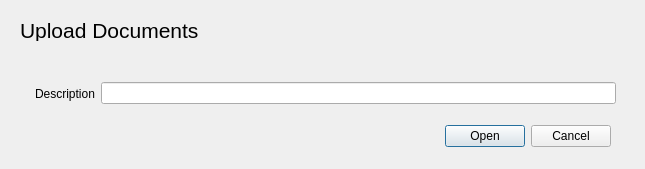
Above: MyCovidRecord/uploadfile.ui from gagabon501/cs106-2 before the change. Below: the same form after it.
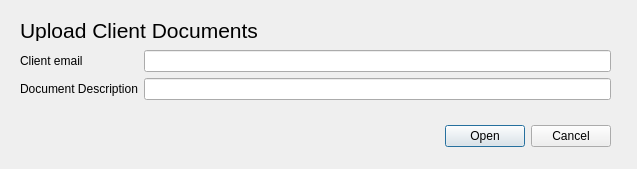
That is the form after the change.

Patch:
```diff
--- a/MyCovidRecord/uploadfile.ui
+++ b/MyCovidRecord/uploadfile.ui
@@ -6,7 +6,7 @@
    <rect>
     <x>0</x>
     <y>0</y>
-    <width>645</width>
+    <width>637</width>
     <height>169</height>
    </rect>
   </property>
@@ -44,27 +44,37 @@
     </font>
    </property>
    <property name="text">
-    <string>Upload Documents</string>
+    <string>Upload Client Documents</string>
    </property>
   </widget>
   <widget class="QWidget" name="">
    <property name="geometry">
     <rect>
-     <x>35</x>
-     <y>81</y>
-     <width>581</width>
-     <height>25</height>
+     <x>20</x>
+     <y>50</y>
+     <width>591</width>
+     <height>54</height>
     </rect>
    </property>
-   <layout class="QHBoxLayout" name="horizontalLayout">
-    <item>
+   <layout class="QFormLayout" name="formLayout">
+    <item row="0" column="0">
+     <widget class="QLabel" name="label_3">
+      <property name="text">
+       <string>Client email</string>
+      </property>
+     </widget>
+    </item>
+    <item row="0" column="1">
+     <widget class="QLineEdit" name="lineEdit_email"/>
+    </item>
+    <item row="1" column="0">
      <widget class="QLabel" name="label_2">
       <property name="text">
-       <string>Description</string>
+       <string>Document Description</string>
       </property>
      </widget>
     </item>
-    <item>
+    <item row="1" column="1">
      <widget class="QLineEdit" name="lineEdit_description"/>
     </item>
    </layout>
```
